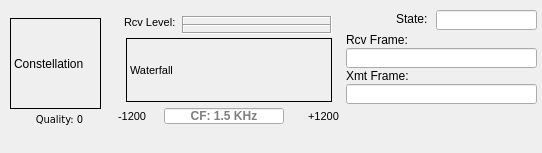
This is ARDOP_GUI/ARDOP_GUI.ui in bjpetit/linbpq as Qt 5 draws it before an edit. The edited form follows.
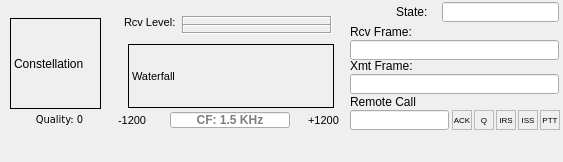
This is the edited form.

```diff
--- a/ARDOP_GUI/ARDOP_GUI.ui
+++ b/ARDOP_GUI/ARDOP_GUI.ui
@@ -6,8 +6,8 @@
    <rect>
     <x>0</x>
     <y>0</y>
-    <width>542</width>
-    <height>153</height>
+    <width>563</width>
+    <height>162</height>
    </rect>
   </property>
   <property name="windowTitle">
@@ -45,8 +45,8 @@
    <widget class="QLabel" name="Waterfall">
     <property name="geometry">
      <rect>
-      <x>126</x>
-      <y>38</y>
+      <x>128</x>
+      <y>44</y>
       <width>206</width>
       <height>64</height>
      </rect>
@@ -81,8 +81,8 @@
    <widget class="QLabel" name="label_3">
     <property name="geometry">
      <rect>
-      <x>346</x>
-      <y>32</y>
+      <x>350</x>
+      <y>24</y>
       <width>71</width>
       <height>16</height>
      </rect>
@@ -95,7 +95,7 @@
     <property name="geometry">
      <rect>
       <x>118</x>
-      <y>108</y>
+      <y>112</y>
       <width>41</width>
       <height>16</height>
      </rect>
@@ -112,8 +112,8 @@
    <widget class="QLineEdit" name="Frequency">
     <property name="geometry">
      <rect>
-      <x>164</x>
-      <y>108</y>
+      <x>170</x>
+      <y>112</y>
       <width>120</width>
       <height>16</height>
      </rect>
@@ -137,9 +137,9 @@
    <widget class="QLineEdit" name="State">
     <property name="geometry">
      <rect>
-      <x>436</x>
-      <y>10</y>
-      <width>101</width>
+      <x>442</x>
+      <y>2</y>
+      <width>117</width>
       <height>20</height>
      </rect>
     </property>
@@ -169,9 +169,9 @@
    <widget class="QLineEdit" name="RXFrame">
     <property name="geometry">
      <rect>
-      <x>346</x>
-      <y>48</y>
-      <width>191</width>
+      <x>350</x>
+      <y>40</y>
+      <width>209</width>
       <height>20</height>
      </rect>
     </property>
@@ -188,9 +188,9 @@
    <widget class="QLineEdit" name="TXFrame">
     <property name="geometry">
      <rect>
-      <x>346</x>
-      <y>84</y>
-      <width>191</width>
+      <x>350</x>
+      <y>74</y>
+      <width>209</width>
       <height>20</height>
      </rect>
     </property>
@@ -204,8 +204,8 @@
    <widget class="QLabel" name="label_4">
     <property name="geometry">
      <rect>
-      <x>346</x>
-      <y>68</y>
+      <x>350</x>
+      <y>58</y>
       <width>81</width>
       <height>16</height>
      </rect>
@@ -218,7 +218,7 @@
     <property name="geometry">
      <rect>
       <x>396</x>
-      <y>11</y>
+      <y>4</y>
       <width>37</width>
       <height>16</height>
      </rect>
@@ -256,7 +256,7 @@
     <property name="geometry">
      <rect>
       <x>308</x>
-      <y>108</y>
+      <y>112</y>
       <width>51</width>
       <height>16</height>
      </rect>
@@ -326,6 +326,176 @@
      <string/>
     </property>
    </widget>
+   <widget class="QLabel" name="PTT">
+    <property name="geometry">
+     <rect>
+      <x>540</x>
+      <y>110</y>
+      <width>20</width>
+      <height>20</height>
+     </rect>
+    </property>
+    <property name="font">
+     <font>
+      <pointsize>6</pointsize>
+      <weight>50</weight>
+      <bold>false</bold>
+     </font>
+    </property>
+    <property name="frameShape">
+     <enum>QFrame::StyledPanel</enum>
+    </property>
+    <property name="text">
+     <string>PTT</string>
+    </property>
+    <property name="alignment">
+     <set>Qt::AlignCenter</set>
+    </property>
+   </widget>
+   <widget class="QLabel" name="IRS">
+    <property name="geometry">
+     <rect>
+      <x>496</x>
+      <y>110</y>
+      <width>20</width>
+      <height>20</height>
+     </rect>
+    </property>
+    <property name="font">
+     <font>
+      <pointsize>6</pointsize>
+     </font>
+    </property>
+    <property name="frameShape">
+     <enum>QFrame::StyledPanel</enum>
+    </property>
+    <property name="text">
+     <string>IRS</string>
+    </property>
+    <property name="alignment">
+     <set>Qt::AlignCenter</set>
+    </property>
+   </widget>
+   <widget class="QLabel" name="ISS">
+    <property name="geometry">
+     <rect>
+      <x>518</x>
+      <y>110</y>
+      <width>20</width>
+      <height>20</height>
+     </rect>
+    </property>
+    <property name="font">
+     <font>
+      <pointsize>6</pointsize>
+     </font>
+    </property>
+    <property name="frameShape">
+     <enum>QFrame::StyledPanel</enum>
+    </property>
+    <property name="text">
+     <string>ISS</string>
+    </property>
+    <property name="alignment">
+     <set>Qt::AlignCenter</set>
+    </property>
+   </widget>
+   <widget class="QLabel" name="TRAFFIC">
+    <property name="geometry">
+     <rect>
+      <x>474</x>
+      <y>110</y>
+      <width>20</width>
+      <height>20</height>
+     </rect>
+    </property>
+    <property name="font">
+     <font>
+      <pointsize>6</pointsize>
+     </font>
+    </property>
+    <property name="frameShape">
+     <enum>QFrame::StyledPanel</enum>
+    </property>
+    <property name="text">
+     <string>Q</string>
+    </property>
+    <property name="alignment">
+     <set>Qt::AlignCenter</set>
+    </property>
+   </widget>
+   <widget class="QLabel" name="ACK">
+    <property name="geometry">
+     <rect>
+      <x>452</x>
+      <y>110</y>
+      <width>20</width>
+      <height>20</height>
+     </rect>
+    </property>
+    <property name="font">
+     <font>
+      <pointsize>6</pointsize>
+     </font>
+    </property>
+    <property name="frameShape">
+     <enum>QFrame::StyledPanel</enum>
+    </property>
+    <property name="text">
+     <string>ACK</string>
+    </property>
+    <property name="alignment">
+     <set>Qt::AlignCenter</set>
+    </property>
+   </widget>
+   <widget class="QLineEdit" name="Callsign">
+    <property name="geometry">
+     <rect>
+      <x>350</x>
+      <y>110</y>
+      <width>99</width>
+      <height>20</height>
+     </rect>
+    </property>
+    <property name="font">
+     <font>
+      <family>DejaVu Sans</family>
+      <weight>50</weight>
+      <bold>false</bold>
+     </font>
+    </property>
+    <property name="autoFillBackground">
+     <bool>false</bool>
+    </property>
+    <property name="text">
+     <string/>
+    </property>
+    <property name="frame">
+     <bool>true</bool>
+    </property>
+    <property name="alignment">
+     <set>Qt::AlignCenter</set>
+    </property>
+    <property name="readOnly">
+     <bool>true</bool>
+    </property>
+    <property name="placeholderText">
+     <string/>
+    </property>
+   </widget>
+   <widget class="QLabel" name="label_8">
+    <property name="geometry">
+     <rect>
+      <x>350</x>
+      <y>94</y>
+      <width>81</width>
+      <height>16</height>
+     </rect>
+    </property>
+    <property name="text">
+     <string>Remote Call</string>
+    </property>
+   </widget>
   </widget>
   <widget class="QMenuBar" name="menuBar">
    <property name="geometry">
```
Left out of the diff: 4 changed lines with no effect on the pictures.
